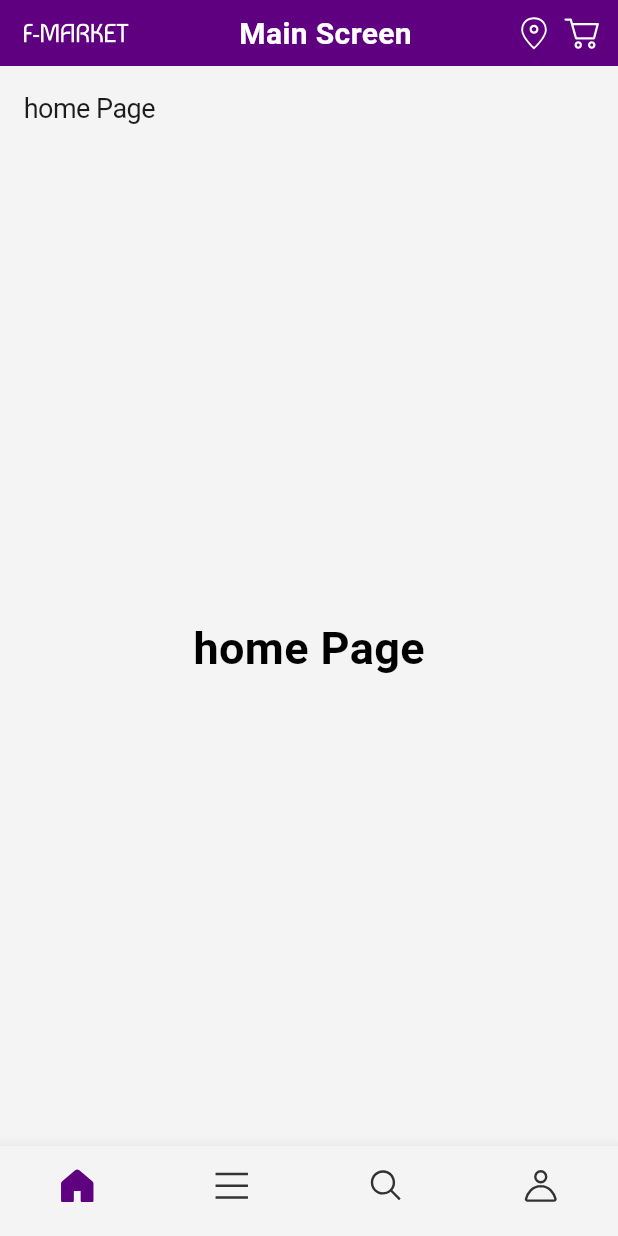
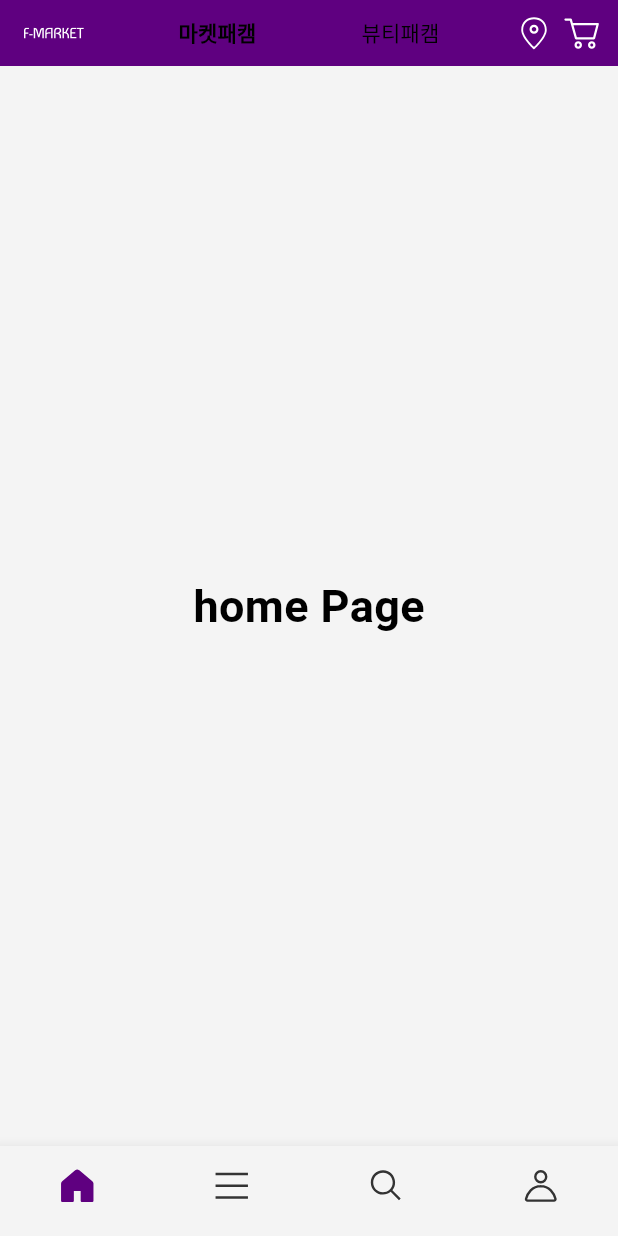
Before and after one commit to Joojinsung/flutter_ecommerce, a Flutter app: the screen it shows after launch, on a phone screen of 412 x 824 dp. Run offline on Flutter 3.47's test engine with Material 3 defaults, Android fonts, the phone set to English and light mode, and no system bars; our stand-ins replace flutter_bloc, flutter_svg, go_router; Roboto replaces fonts that are missing (Pretendard).

Commit message:
appbar cubit 개발

```diff
--- a/lib/presentation/main/component/top_app_bar/default_app_bar.dart
+++ b/lib/presentation/main/component/top_app_bar/default_app_bar.dart
@@ -1,12 +1,14 @@
 import 'package:flutter/material.dart';
+import 'package:flutter_bloc/flutter_bloc.dart';
 import 'package:flutter_svg/flutter_svg.dart';
 
 import '../../../../core/theme/constant/app_colors.dart';
 import '../../../../core/theme/constant/app_icons.dart';
 import '../../cubit/bottom_nav_cubit.dart';
+import '../../cubit/mall_type_cubit.dart';
 
 class DefaultAppBar extends StatelessWidget implements PreferredSizeWidget {
-  const DefaultAppBar(this.bottomNavState, {super.key} );
+  const DefaultAppBar(this.bottomNavState, {super.key});
 
   final BottomNavState bottomNavState;
 
@@ -15,20 +17,25 @@ class DefaultAppBar extends StatelessWidget implements PreferredSizeWidget {
 
   @override
   Widget build(BuildContext context) {
+    return BlocBuilder<MallTypeCubit, MallType>(builder: (_, state) {
       return Container(
         padding: EdgeInsets.symmetric(vertical: 6, horizontal: 8),
-      color: Theme.of(context).colorScheme.primary,
+        color: (state.isMarket)
+            ? Theme.of(context).colorScheme.primary
+            : Theme.of(context).colorScheme.background,
         child: AppBar(
           title: Text(
             bottomNavState.toName,
-          style: Theme.of(context)
-              .textTheme
-              .headlineSmall
-              ?.copyWith(color: AppColors.onPrimary),
+            style: Theme.of(context).textTheme.headlineSmall?.copyWith(
+                  color: state.isMarket
+                      ? Theme.of(context).colorScheme.background
+                      : Theme.of(context).colorScheme.primary,
                 ),
-        backgroundColor: Theme.of(context).colorScheme.primary,
+          ),
+          backgroundColor: Colors.transparent,
           centerTitle: true,
         ),
       );
+    });
   }
 }
--- a/lib/presentation/main/component/top_app_bar/home_app_bar.dart
+++ b/lib/presentation/main/component/top_app_bar/home_app_bar.dart
@@ -1,63 +1,78 @@
 import 'package:flutter/material.dart';
+import 'package:flutter_bloc/flutter_bloc.dart';
 import 'package:flutter_svg/flutter_svg.dart';
 
 import '../../../../core/theme/constant/app_colors.dart';
 import '../../../../core/theme/constant/app_icons.dart';
+import '../../../../core/theme/custom/custom_theme.dart';
+import '../../cubit/mall_type_cubit.dart';
 
 class HomeAppBar extends StatelessWidget {
   const HomeAppBar({super.key});
 
   @override
   Widget build(BuildContext context) {
-    return Scaffold(
-      body: Container(
-        height: 44,
-        color: Theme.of(context).colorScheme.primary,
-        padding: const EdgeInsets.symmetric(vertical: 6.0, horizontal: 8),
-        child: Row(
-          children: [
-            SizedBox(
-              width: 86,
-              child: Padding(
+    return BlocBuilder<MallTypeCubit, MallType>(builder: (_, state) {
+      return AnimatedContainer(
+        duration: Duration(milliseconds: 400),
+        padding: EdgeInsets.symmetric(vertical: 6, horizontal: 8),
+        color: (state.isMarket)
+            ? Theme.of(context).colorScheme.primary
+            : Theme.of(context).colorScheme.background,
+        child: AppBar(
+          leading: Padding(
             padding: const EdgeInsets.all(8.0),
-                child: SvgPicture.asset(AppIcons.mainLogo),
+            child: SvgPicture.asset(
+              AppIcons.mainLogo,
+              colorFilter: ColorFilter.mode(
+                  state.isMarket
+                      ? Theme.of(context).colorScheme.onPrimary
+                      : Theme.of(context).colorScheme.primary,
+                  BlendMode.srcIn),
             ),
           ),
-            Expanded(
-              child: Center(
-                child: Text(
-                  "Main Screen",
-                  style: TextStyle(
-                    color: AppColors.onPrimary,
-                    fontSize: 20,
-                    fontWeight: FontWeight.bold,
+          title: DefaultTabController(
+            initialIndex: state.index,
+            length: MallType.values.length,
+            child: TabBar(
+              onTap: (index) =>
+                  context.read<MallTypeCubit>().changeIndex(index),
+              labelColor: Colors.black,
+              unselectedLabelColor: Colors.black,
+              tabs: List.generate(
+                MallType.values.length,
+                (index) => Tab(text: MallType.values[index].toName),
               ),
             ),
           ),
-            ),
+          actions: [
             Padding(
-              padding: const EdgeInsets.all(4.0),
+              padding: EdgeInsets.all(4.0),
               child: SvgPicture.asset(
                 AppIcons.location,
                 colorFilter: ColorFilter.mode(
-                  Theme.of(context).colorScheme.background,
-                  BlendMode.srcIn,
-                ),
+                    state.isMarket
+                        ? Theme.of(context).colorScheme.background
+                        : Theme.of(context).colorScheme.contentPrimary,
+                    BlendMode.srcIn),
               ),
             ),
             Padding(
-              padding: const EdgeInsets.all(4.0),
+              padding: EdgeInsets.all(4.0),
               child: SvgPicture.asset(
                 AppIcons.cart,
                 colorFilter: ColorFilter.mode(
-                  Theme.of(context).colorScheme.background,
-                  BlendMode.srcIn,
+                    state.isMarket
+                        ? Theme.of(context).colorScheme.background
+                        : Theme.of(context).colorScheme.contentPrimary,
+                    BlendMode.srcIn),
               ),
-              ),
-            ),
+            )
           ],
-        ),
+          backgroundColor: Colors.transparent,
+          centerTitle: true,
         ),
       );
+    });
   }
 }
--- /dev/null
+++ b/lib/presentation/main/cubit/mall_type_cubit.dart
@@ -0,0 +1,28 @@
+import 'package:flutter_bloc/flutter_bloc.dart';
+
+enum MallType { market, beauty }
+
+class MallTypeCubit extends Cubit<MallType> {
+  MallTypeCubit() : super(MallType.market);
+
+  void changeIndex(int index) => emit(MallType.values[index]);
+}
+
+
+extension MallTypeX on MallType {
+  String get toName {
+    switch (this) {
+      case MallType.market:
+        return "마켓패캠";
+      case MallType.beauty:
+        return "뷰티패캠";
+      default:
+        return "마켓패캠";
+    }
+  }
+
+  bool get isMarket => this == MallType.market;
+  bool get isBeauty => this == MallType.beauty;
+
+
+}
--- a/lib/presentation/main/main_screen.dart
+++ b/lib/presentation/main/main_screen.dart
@@ -8,28 +8,22 @@ import '../pages/category/category_page.dart';
 import '../pages/home/home_page.dart';
 import 'component/top_app_bar/top_app_bar.dart';
 import 'cubit/bottom_nav_cubit.dart';
+import 'cubit/mall_type_cubit.dart';
 
 class MainScreen extends StatelessWidget {
   const MainScreen({super.key});
 
   @override
   Widget build(BuildContext context) {
-    return BlocProvider(
-      create: (_) => BottomNavCubit(),
-      child: const MainScreenView(),
-    );
+    return MultiBlocProvider(providers: [
+      BlocProvider(create: (_) => BottomNavCubit()),
+      BlocProvider(create: (_) => MallTypeCubit()),
+    ], child: const MainScreenView());
   }
 }
 
-class MainScreenView extends StatefulWidget {
+class MainScreenView extends StatelessWidget {
   const MainScreenView({super.key});
-
-  @override
-  State<MainScreenView> createState() => _MainScreenViewState();
-}
-
-class _MainScreenViewState extends State<MainScreenView> {
-  int _selectedSegment = 0;
 
   @override
   Widget build(BuildContext context) {
@@ -39,19 +33,19 @@ class _MainScreenViewState extends State<MainScreenView> {
         builder: (_, state) {
           switch (state) {
             case BottomNavState.home:
-              return HomePage();
+              return const HomePage();
             case BottomNavState.category:
-              return CategoryPage();
+              return const CategoryPage();
             case BottomNavState.search:
-              return Center(
+              return const Center(
                 child: Text("Search"),
               );
             case BottomNavState.user:
-              return Center(
+              return const Center(
                 child: Text("user"),
               );
             default:
-              return Center(
+              return const Center(
                 child: Text("Home"),
               );
           }
--- a/lib/presentation/pages/home/home_page.dart
+++ b/lib/presentation/pages/home/home_page.dart
@@ -6,9 +6,7 @@ class HomePage extends StatelessWidget {
   @override
   Widget build(BuildContext context) {
     return Scaffold(
-      appBar: AppBar(
-        title: Text("home Page"),
-      ),
+
       body: Center(
         child: Text(
           "home Page",
```
Lines whose indentation alone changed are shown as unchanged.
